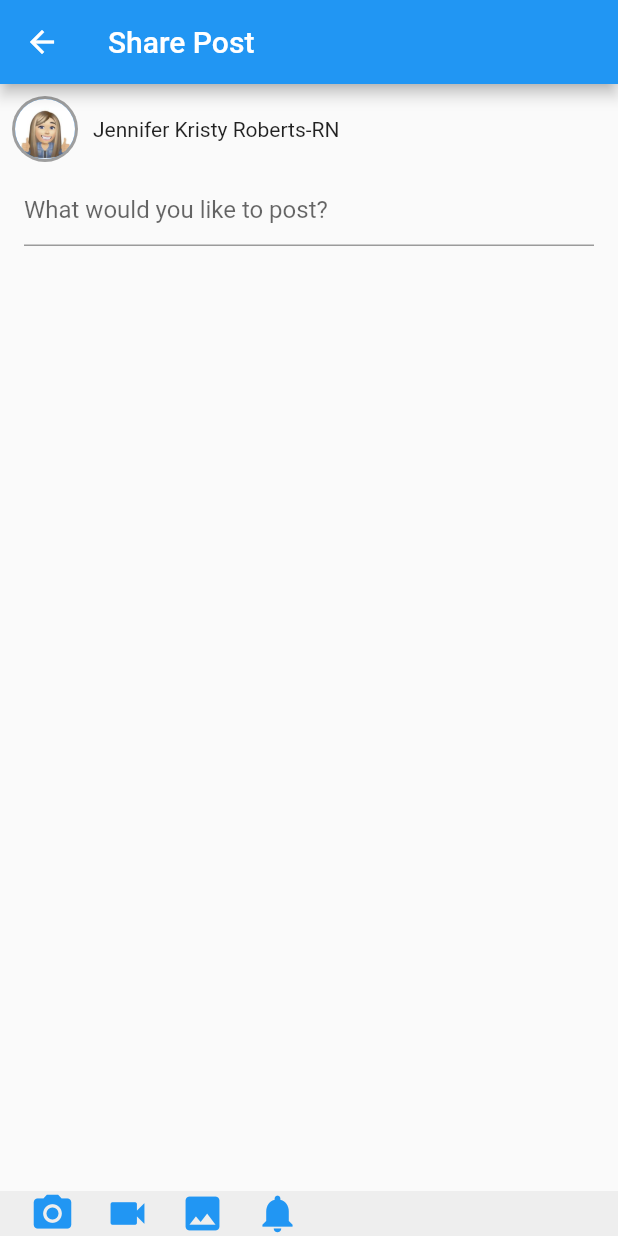
After one commit to lungeloncube/noticeboard, a Flutter app: the screen it shows after launch, after a tap on the "add" icon, on a phone screen of 412 x 824 dp. The commit adds this screen. Run offline on Flutter 3.47's test engine with Material 2 defaults, Android fonts, the phone set to English and light mode, and no system bars.

Commit message:
share post created

```diff
--- a/lib/home.dart
+++ b/lib/home.dart
@@ -1,3 +1,4 @@
+import 'package:digital_notice_board/share_post.dart';
 import 'package:digital_notice_board/users.dart';
 import 'package:flutter/material.dart';
 import 'dart:developer' as dev;
@@ -35,6 +36,15 @@ class _HomePageState extends State<HomePage> {
           actions: [Icon(Icons.search, color: Colors.black,)],
         ),
         body: _buildFeed(width),
+      floatingActionButton: FloatingActionButton(
+        backgroundColor:Colors.green,child:Icon(Icons.add),onPressed: (){
+        Navigator.push(
+            context,
+        MaterialPageRoute(
+          builder: (context) => SharePost(),
+        )
+        );
+      }, ),
 
       bottomNavigationBar: BottomNavigationBar(
         backgroundColor: Colors.grey[300],
--- /dev/null
+++ b/lib/share_post.dart
@@ -0,0 +1,69 @@
+import 'package:flutter/material.dart';
+
+class SharePost extends StatefulWidget {
+  @override
+  _SharePostState createState() => _SharePostState();
+}
+
+class _SharePostState extends State<SharePost> {
+  TextEditingController messageController = TextEditingController();
+  @override
+  Widget build(BuildContext context) {
+    return Scaffold(
+        appBar: AppBar(
+          title: Text('Share Post'),
+        ),
+        body: Padding(
+          padding: const EdgeInsets.all(8.0),
+          child: Column(children: [
+            Row( children: [
+
+              Column(
+                children: [
+                  CircleAvatar(
+                    radius: 22,
+                    backgroundColor: Colors.grey,
+                    child: CircleAvatar(
+                      radius: 20,
+                      backgroundImage: AssetImage('assets/three.jpg'),
+                    ),
+                  ),
+                ],
+              ),
+              SizedBox(width:10),
+              Column(
+                children: [
+                  Text('Jennifer Kristy Roberts-RN'),
+                ],
+              ),
+
+            ]),
+            Padding(
+              padding: const EdgeInsets.all(8.0),
+              child: TextField(
+              decoration: InputDecoration(
+              hintText: 'What would you like to post?',),
+                controller: messageController,
+              ),
+            ),
+          ]),
+        ),
+      bottomSheet:Container(
+        color:Colors.grey[200],
+        child: Row(children: [
+          SizedBox(width:20),
+            Icon(Icons.camera_alt, size:30,color: Colors.blue,),
+          SizedBox(width:20),
+          Icon(Icons.videocam, size:30,color: Colors.blue),
+          SizedBox(width:20),
+          Icon(Icons.photo, size:30,color: Colors.blue),
+          SizedBox(width:20),
+          Icon(Icons.notifications, size:30,color: Colors.blue)
+          ],
+        ),
+      ),
+
+
+    );
+  }
+}
--- a/pubspec.yaml
+++ b/pubspec.yaml
@@ -24,6 +24,9 @@ dependencies:
   flutter:
     sdk: flutter
   video_player:
+  camera:
+  path_provider:
+  path:
 
 
   # The following adds the Cupertino Icons font to your application.
```
Also changed, not shown: pubspec.lock.
